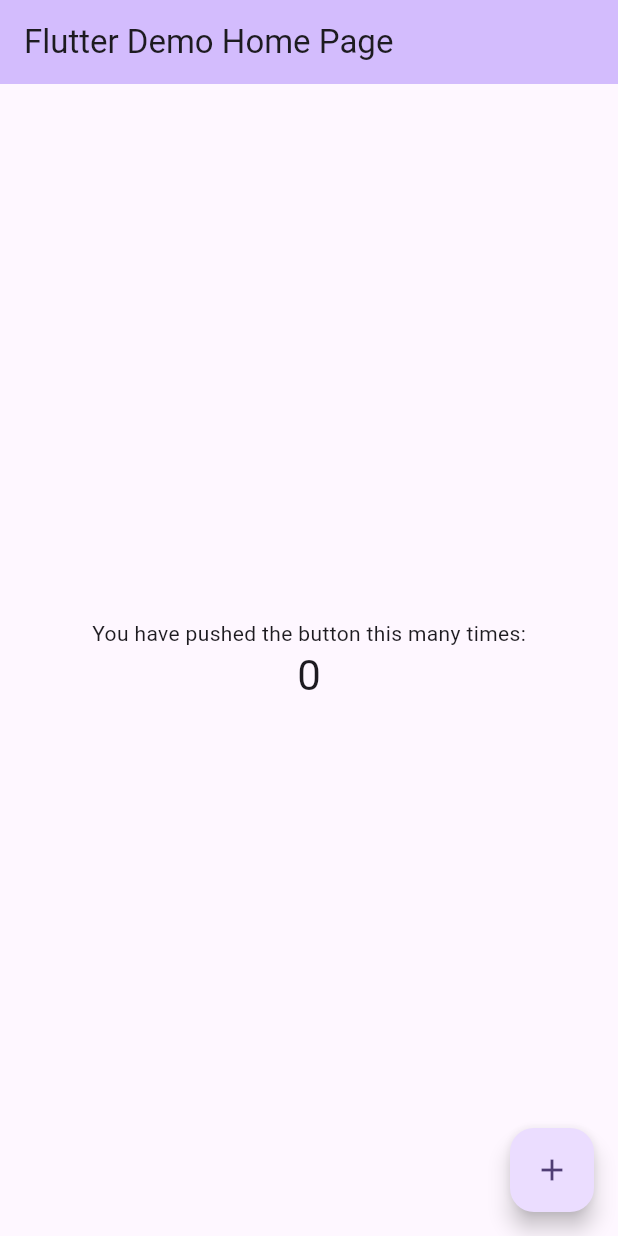
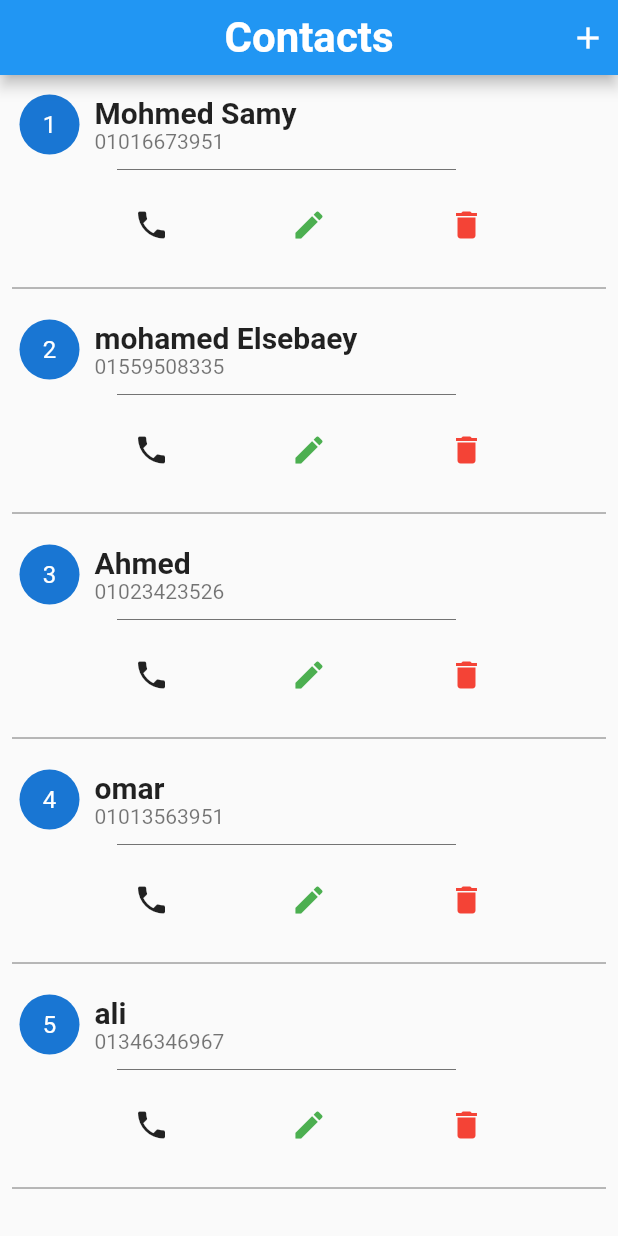
Before and after one commit to ZiadMysara/Flutter_Small_Projects, a Flutter app: the screen it shows after launch, on a phone screen of 412 x 824 dp. Run offline on Flutter 3.47's test engine with Material 2 defaults, Android fonts, the phone set to English and light mode, and no system bars; our stand-ins replace font_awesome_flutter.

Commit message:
update my project

```diff
--- a/task4/lib/main.dart
+++ b/task4/lib/main.dart
@@ -1,125 +1,48 @@
 import 'package:flutter/material.dart';
+import 'package:task4/widgets/custom_row.dart';
 
 void main() {
   runApp(const MyApp());
 }
 
 class MyApp extends StatelessWidget {
-  const MyApp({super.key});
+  const MyApp({Key? key}) : super(key: key);
 
-  // This widget is the root of your application.
   @override
   Widget build(BuildContext context) {
-    return MaterialApp(
-      title: 'Flutter Demo',
-      theme: ThemeData(
-        // This is the theme of your application.
-        //
-        // TRY THIS: Try running your application with "flutter run". You'll see
-        // the application has a blue toolbar. Then, without quitting the app,
-        // try changing the seedColor in the colorScheme below to Colors.green
-        // and then invoke "hot reload" (save your changes or press the "hot
-        // reload" button in a Flutter-supported IDE, or press "r" if you used
-        // the command line to start the app).
-        //
-        // Notice that the counter didn't reset back to zero; the application
-        // state is not lost during the reload. To reset the state, use hot
-        // restart instead.
-        //
-        // This works for code too, not just values: Most code changes can be
-        // tested with just a hot reload.
-        colorScheme: ColorScheme.fromSeed(seedColor: Colors.deepPurple),
-        useMaterial3: true,
-      ),
-      home: const MyHomePage(title: 'Flutter Demo Home Page'),
+    return const MaterialApp(
+      debugShowCheckedModeBanner: false,
+      home: Contacts(),
     );
   }
 }
 
-class MyHomePage extends StatefulWidget {
-  const MyHomePage({super.key, required this.title});
-
-  // This widget is the home page of your application. It is stateful, meaning
-  // that it has a State object (defined below) that contains fields that affect
-  // how it looks.
-
-  // This class is the configuration for the state. It holds the values (in this
-  // case the title) provided by the parent (in this case the App widget) and
-  // used by the build method of the State. Fields in a Widget subclass are
-  // always marked "final".
-
-  final String title;
-
-  @override
-  State<MyHomePage> createState() => _MyHomePageState();
-}
-
-class _MyHomePageState extends State<MyHomePage> {
-  int _counter = 0;
-
-  void _incrementCounter() {
-    setState(() {
-      // This call to setState tells the Flutter framework that something has
-      // changed in this State, which causes it to rerun the build method below
-      // so that the display can reflect the updated values. If we changed
-      // _counter without calling setState(), then the build method would not be
-      // called again, and so nothing would appear to happen.
-      _counter++;
-    });
-  }
+class Contacts extends StatelessWidget {
+  const Contacts({Key? key}) : super(key: key);
 
   @override
   Widget build(BuildContext context) {
-    // This method is rerun every time setState is called, for instance as done
-    // by the _incrementCounter method above.
-    //
-    // The Flutter framework has been optimized to make rerunning build methods
-    // fast, so that you can just rebuild anything that needs updating rather
-    // than having to individually change instances of widgets.
     return Scaffold(
-      appBar: AppBar(
-        // TRY THIS: Try changing the color here to a specific color (to
-        // Colors.amber, perhaps?) and trigger a hot reload to see the AppBar
-        // change color while the other colors stay the same.
-        backgroundColor: Theme.of(context).colorScheme.inversePrimary,
-        // Here we take the value from the MyHomePage object that was created by
-        // the App.build method, and use it to set our appbar title.
-        title: Text(widget.title),
-      ),
-      body: Center(
-        // Center is a layout widget. It takes a single child and positions it
-        // in the middle of the parent.
-        child: Column(
-          // Column is also a layout widget. It takes a list of children and
-          // arranges them vertically. By default, it sizes itself to fit its
-          // children horizontally, and tries to be as tall as its parent.
-          //
-          // Column has various properties to control how it sizes itself and
-          // how it positions its children. Here we use mainAxisAlignment to
-          // center the children vertically; the main axis here is the vertical
-          // axis because Columns are vertical (the cross axis would be
-          // horizontal).
-          //
-          // TRY THIS: Invoke "debug painting" (choose the "Toggle Debug Paint"
-          // action in the IDE, or press "p" in the console), to see the
-          // wireframe for each widget.
-          mainAxisAlignment: MainAxisAlignment.center,
-          children: <Widget>[
-            const Text(
-              'You have pushed the button this many times:',
-            ),
-            Text(
-              '$_counter',
-              style: Theme.of(context).textTheme.headlineMedium,
-            ),
+        appBar: AppBar(
+          toolbarHeight: 50,
+          title: const Text("Contacts",
+              style: TextStyle(fontSize: 28, fontWeight: FontWeight.bold)),
+          centerTitle: true,
+          actions: const [
+            Padding(
+              padding: EdgeInsets.all(8.0),
+              child: Icon(Icons.add),
+            )
           ],
         ),
-      ),
-      floatingActionButton: FloatingActionButton(
-        onPressed: _incrementCounter,
-        tooltip: 'Increment',
-        child: const Icon(Icons.add),
-      ), // This trailing comma makes auto-formatting nicer for build methods.
-    );
+        body: ListView(
+          children: [
+            Custom_row(name: "Mohmed Samy", num: "01016673951"),
+            Custom_row(name: "mohamed Elsebaey", num: "01559508335"),
+            Custom_row(name: "Ahmed", num: "01023423526"),
+            Custom_row(name: "omar", num: "01013563951"),
+            Custom_row(name: "ali", num: "01346346967"),
+          ],
+        ));
   }
 }
--- /dev/null
+++ b/task4/lib/widgets/custom_row.dart
@@ -0,0 +1,86 @@
+import 'package:flutter/material.dart';
+
+class Custom_row extends StatelessWidget {
+  static int id = 0;
+  int myid = id;
+  String name;
+  String num;
+
+  Custom_row({
+    super.key,
+    required this.name,
+    required this.num,
+  }) {
+    id++;
+    myid = id;
+  }
+
+  @override
+  Widget build(BuildContext context) {
+    return Padding(
+      padding: const EdgeInsets.all(8.0),
+      child: Align(
+        alignment: Alignment.topCenter,
+        child: Column(
+          children: [
+            Padding(
+              padding: const EdgeInsets.all(5.0),
+              child: Row(
+                mainAxisAlignment: MainAxisAlignment.start,
+                children: [
+                  CircleAvatar(
+                    backgroundColor: const Color.fromRGBO(25, 118, 211, 1),
+                    child: Text("$myid",
+                        style: const TextStyle(color: Colors.white)),
+                  ),
+                  const SizedBox(width: 10),
+                  Column(
+                    crossAxisAlignment: CrossAxisAlignment.start,
+                    children: [
+                      Text(
+                        name,
+                        style: const TextStyle(
+                          fontWeight: FontWeight.bold,
+                          fontSize: 20,
+                        ),
+                      ),
+                      Text(
+                        num,
+                        style: const TextStyle(color: Colors.black54),
+                      ),
+                    ],
+                  ),
+                ],
+              ),
+            ),
+            const Divider(
+              color: Colors.black54,
+              height: 10,
+              indent: 70,
+              endIndent: 100,
+            ),
+            const SizedBox(height: 20),
+            const Row(
+              children: [
+                Expanded(child: SizedBox()),
+                Icon(Icons.phone),
+                Expanded(child: SizedBox()),
+                Icon(Icons.edit, color: Colors.green),
+                Expanded(child: SizedBox()),
+                Icon(Icons.delete, color: Colors.red),
+                Expanded(child: SizedBox()),
+              ],
+            ),
+            const SizedBox(
+              height: 30,
+            ),
+            const Divider(
+              color: Colors.black54,
+              height: 0,
+            )
+          ],
+        ),
+      ),
+    );
+  }
+}
```
Also changed, not shown: task4/pubspec.yaml (+4 -7 lines), task4/assets/img/task4.jpg (added).
